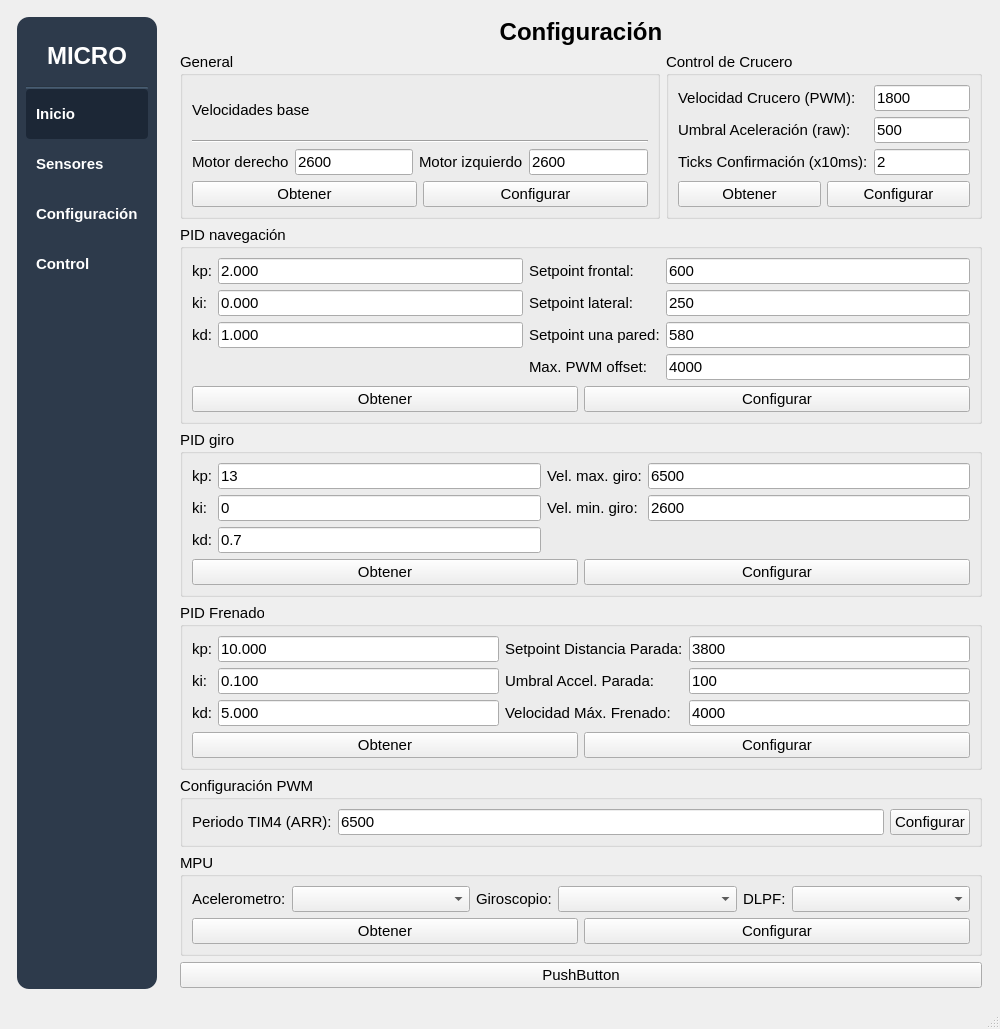
Above: mainwindow.ui from IvanLeiCas22/HMI_MICROMOUSE_V4 before the change. Below: the same form after it.
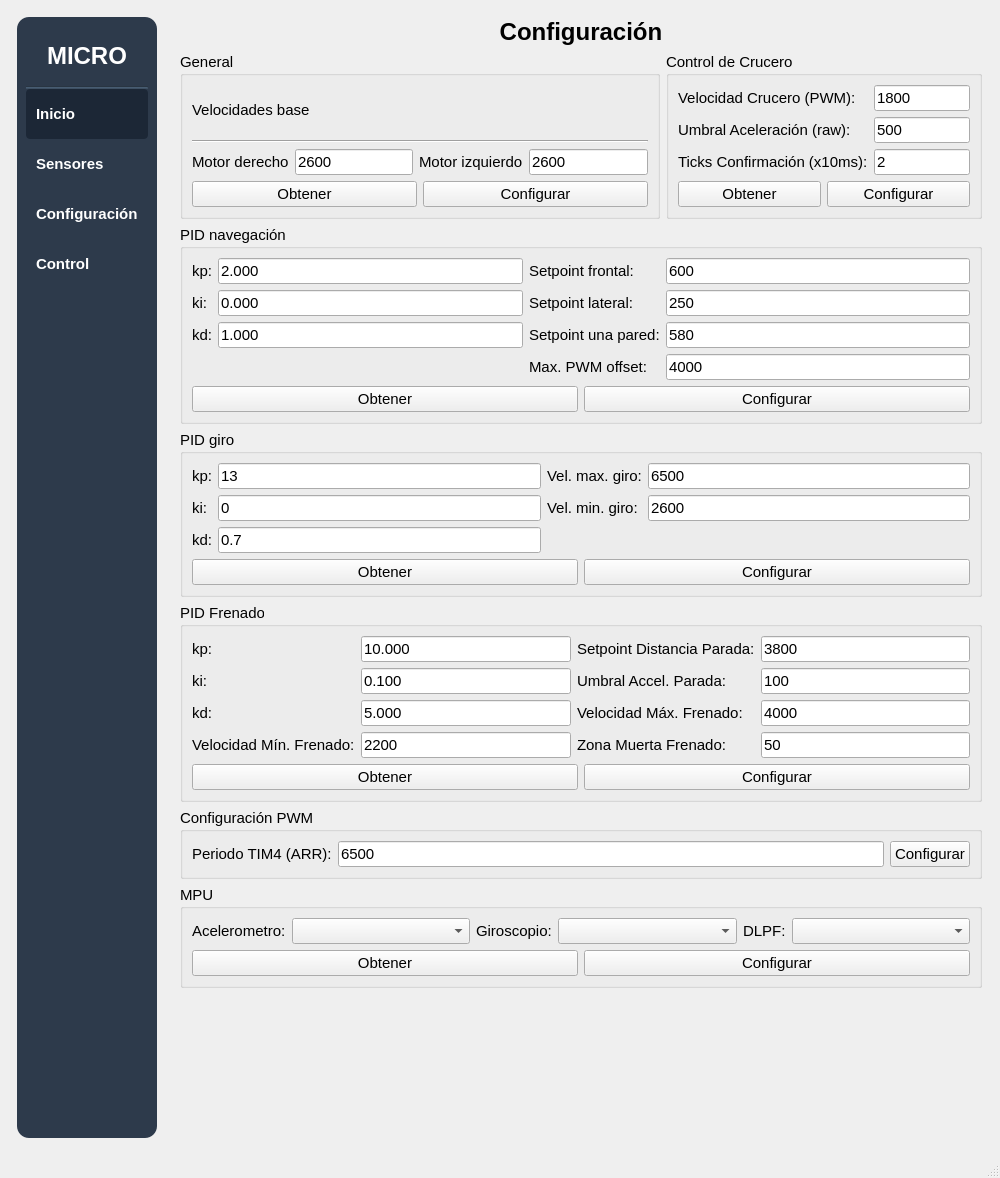
That is the form after the change.

Commit message: Vel minima y deadzone de frenado

```diff
--- a/mainwindow.ui
+++ b/mainwindow.ui
@@ -7,7 +7,7 @@
     <x>0</x>
     <y>0</y>
     <width>1000</width>
-    <height>973</height>
+    <height>1178</height>
    </rect>
   </property>
   <property name="font">
@@ -1839,6 +1839,34 @@
                </property>
               </widget>
              </item>
+             <item row="3" column="0">
+              <widget class="QLabel" name="label_braking_min_speed">
+               <property name="text">
+                <string>Velocidad Mín. Frenado:</string>
+               </property>
+              </widget>
+             </item>
+             <item row="3" column="1">
+              <widget class="QLineEdit" name="editBrakingMinSpeed">
+               <property name="text">
+                <string>2200</string>
+               </property>
+              </widget>
+             </item>
+             <item row="3" column="2">
+              <widget class="QLabel" name="label_braking_dead_zone">
+               <property name="text">
+                <string>Zona Muerta Frenado:</string>
+               </property>
+              </widget>
+             </item>
+             <item row="3" column="3">
+              <widget class="QLineEdit" name="editBrakingDeadZone">
+               <property name="text">
+                <string>50</string>
+               </property>
+              </widget>
+             </item>
             </layout>
            </item>
            <item>
@@ -1995,13 +2023,6 @@
           </layout>
          </widget>
         </item>
-        <item>
-         <widget class="QPushButton" name="pushButton">
-          <property name="text">
-           <string>PushButton</string>
-          </property>
-         </widget>
-        </item>
         <item>
          <spacer name="verticalSpacer_3">
           <property name="orientation">
```
The commit also changes 14 other files.
